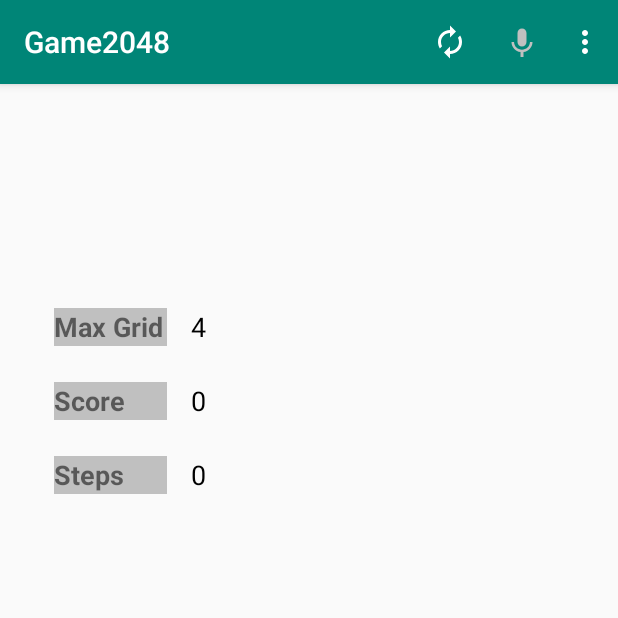
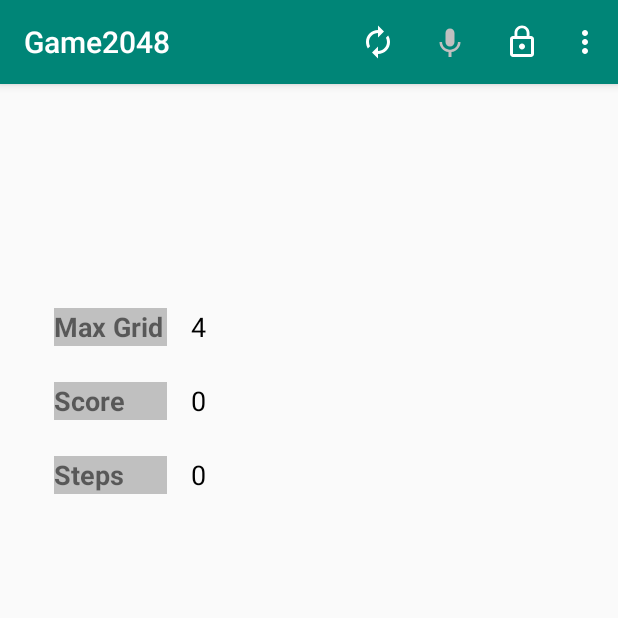
Before and after one commit to newgreen/Game2048, an Android app: the MainActivity screen opened directly, with no data from a screen before it, after a tap on "Disable sound effect", on a phone screen of 412 x 824 dp, the top half of it. Run offline under Robolectric (Android 15) with nearby library versions, the phone set to English and light mode, and no system bars; pictures from the network do not load; 1 other tap on this screen came first.

Commit message:
lock screen

```diff
--- a/app/src/main/java/com/game/game2048/GameData.java
+++ b/app/src/main/java/com/game/game2048/GameData.java
@@ -34,6 +34,7 @@ public class GameData implements Serializable {
     int historyMaxNumber;
 
     long startTime;
+    boolean lockScreen = true;
 
     boolean isInit = false;
 
--- a/app/src/main/java/com/game/game2048/MainActivity.java
+++ b/app/src/main/java/com/game/game2048/MainActivity.java
@@ -1,6 +1,7 @@
 package com.game.game2048;
 
 import androidx.annotation.IdRes;
+import androidx.annotation.MainThread;
 import androidx.appcompat.app.AlertDialog;
 import androidx.appcompat.app.AppCompatActivity;
 
@@ -139,6 +140,10 @@ public class MainActivity extends AppCompatActivity implements SoundEffect {
                 .setIcon(soundEffectEnabled() ? R.drawable.ic_voice_enabled : R.drawable.ic_voice_disabled)
                 .setTitle(soundEffectEnabled() ? R.string.disable_sound_effect : R.string.enable_sound_effect);
         menu.findItem(R.id.ctrl_voice).setChecked(soundEffectEnabled());
+
+        menu.findItem(R.id.shortcut_lock_screen)
+                .setIcon(data.lockScreen ? R.drawable.ic_lock_outline : R.drawable.ic_lock_open)
+                .setTitle(data.lockScreen ? "Unlock screen" : "Lock screen");
     }
 
     private void refreshLoadGameList(Menu menu) {
@@ -206,6 +211,11 @@ public class MainActivity extends AppCompatActivity implements SoundEffect {
                 switchVoiceCtrlStatus();
                 return true;
 
+            case R.id.shortcut_lock_screen:
+                data.lockScreen = !data.lockScreen;
+                invalidateOptionsMenu();
+                return true;
+
             case R.id.shortcut_go_back:
                 if (data.actionCount > 0) {
                     core.backward(data.actionCount - 1);
@@ -222,6 +232,14 @@ public class MainActivity extends AppCompatActivity implements SoundEffect {
 
             default:
                 return super.onOptionsItemSelected(item);
+        }
+    }
+
+    @Override
+    @MainThread
+    public void onBackPressed() {
+        if (!data.lockScreen) {
+            super.onBackPressed();
         }
     }
 
--- /dev/null
+++ b/app/src/main/res/drawable/ic_lock_open.xml
@@ -0,0 +1,9 @@
+<vector xmlns:android="http://schemas.android.com/apk/res/android"
+        android:width="24dp"
+        android:height="24dp"
+        android:viewportWidth="24.0"
+        android:viewportHeight="24.0">
+    <path
+        android:fillColor="#FFFFFFFF"
+        android:pathData="M12,17c1.1,0 2,-0.9 2,-2s-0.9,-2 -2,-2 -2,0.9 -2,2 0.9,2 2,2zM18,8h-1L17,6c0,-2.76 -2.24,-5 -5,-5S7,3.24 7,6h1.9c0,-1.71 1.39,-3.1 3.1,-3.1 1.71,0 3.1,1.39 3.1,3.1v2L6,8c-1.1,0 -2,0.9 -2,2v10c0,1.1 0.9,2 2,2h12c1.1,0 2,-0.9 2,-2L20,10c0,-1.1 -0.9,-2 -2,-2zM18,20L6,20L6,10h12v10z"/>
+</vector>
--- /dev/null
+++ b/app/src/main/res/drawable/ic_lock_outline.xml
@@ -0,0 +1,9 @@
+<vector xmlns:android="http://schemas.android.com/apk/res/android"
+        android:width="24dp"
+        android:height="24dp"
+        android:viewportWidth="24.0"
+        android:viewportHeight="24.0">
+    <path
+        android:fillColor="#FFFFFFFF"
+        android:pathData="M12,17c1.1,0 2,-0.9 2,-2s-0.9,-2 -2,-2 -2,0.9 -2,2 0.9,2 2,2zM18,8h-1L17,6c0,-2.76 -2.24,-5 -5,-5S7,3.24 7,6v2L6,8c-1.1,0 -2,0.9 -2,2v10c0,1.1 0.9,2 2,2h12c1.1,0 2,-0.9 2,-2L20,10c0,-1.1 -0.9,-2 -2,-2zM8.9,6c0,-1.71 1.39,-3.1 3.1,-3.1s3.1,1.39 3.1,3.1v2L8.9,8L8.9,6zM18,20L6,20L6,10h12v10z"/>
+</vector>
--- a/app/src/main/res/menu/game_menu.xml
+++ b/app/src/main/res/menu/game_menu.xml
@@ -20,6 +20,12 @@
         android:orderInCategory="102"
         android:icon="@drawable/ic_voice_enabled"
         android:title="@string/disable_sound_effect"
+        app:showAsAction="always" />
+
+    <item android:id="@+id/shortcut_lock_screen"
+        android:orderInCategory="103"
+        android:icon="@drawable/ic_lock_open"
+        android:title="Lock screen"
         app:showAsAction="always" />
 
     <item android:id="@+id/new_game"
--- a/app/src/main/res/values/strings.xml
+++ b/app/src/main/res/values/strings.xml
@@ -18,6 +18,6 @@
     <string name="init_max_number">2048</string>
     <string name="Continue">Continue</string>
     <string name="show_version">Show version</string>
-    <string name="software_version">version 20201112171044</string>
+    <string name="software_version">version 20201113115244</string>
     <string name="go_back_cnt">GoBack</string>
 </resources>
```
Also changed, not shown: 1 other file.
